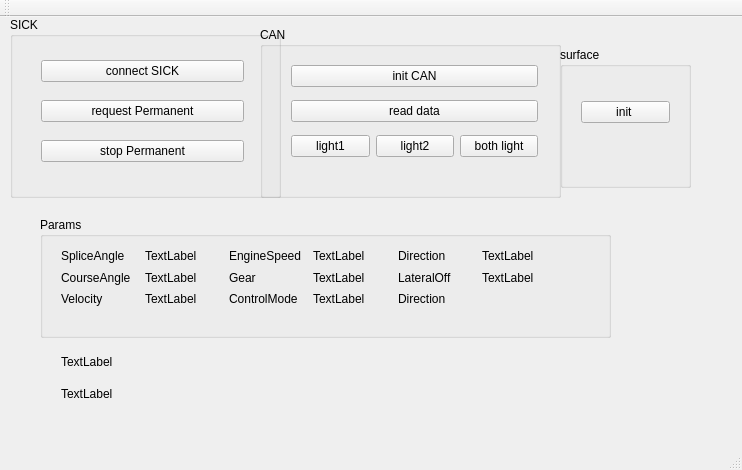
This is mainwindow.ui in wozaiqufu/cyjApp as Qt 5 draws it before an edit. The edited form follows.
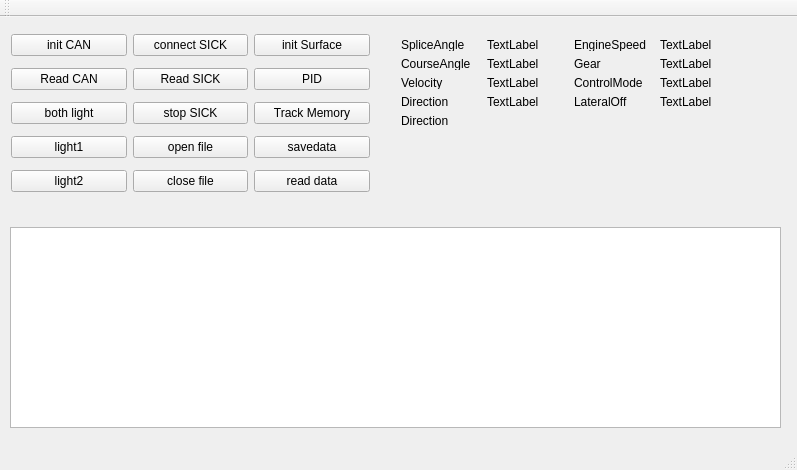
This is the edited form.

The edit to the form file:
```diff
--- a/mainwindow.ui
+++ b/mainwindow.ui
@@ -6,7 +6,7 @@
    <rect>
     <x>0</x>
     <y>0</y>
-    <width>742</width>
+    <width>797</width>
     <height>470</height>
    </rect>
   </property>
@@ -14,84 +14,93 @@
    <string>MainWindow</string>
   </property>
   <widget class="QWidget" name="centralWidget">
-   <widget class="QGroupBox" name="SICK">
+   <widget class="QTableWidget" name="tableWidget">
     <property name="geometry">
      <rect>
       <x>10</x>
+      <y>210</y>
+      <width>771</width>
+      <height>201</height>
+     </rect>
+    </property>
+   </widget>
+   <widget class="QWidget" name="gridLayoutWidget">
+    <property name="geometry">
+     <rect>
+      <x>0</x>
       <y>0</y>
-      <width>271</width>
-      <height>181</height>
+      <width>381</width>
+      <height>194</height>
      </rect>
     </property>
-    <property name="autoFillBackground">
-     <bool>false</bool>
-    </property>
-    <property name="title">
-     <string>SICK</string>
-    </property>
-    <property name="flat">
-     <bool>true</bool>
-    </property>
-    <widget class="QWidget" name="gridLayoutWidget_3">
-     <property name="geometry">
-      <rect>
-       <x>20</x>
-       <y>20</y>
-       <width>225</width>
-       <height>151</height>
-      </rect>
-     </property>
-     <layout class="QGridLayout" name="gridLayout_3">
-      <item row="1" column="0" colspan="2">
+    <layout class="QGridLayout" name="gridLayout">
+     <item row="1" column="2">
+      <widget class="QPushButton" name="pushButton_PID">
+       <property name="text">
+        <string>PID</string>
+       </property>
+      </widget>
+     </item>
+     <item row="1" column="1">
        <widget class="QPushButton" name="pushButton_3">
         <property name="text">
-         <string>request Permanent</string>
+        <string>Read SICK</string>
         </property>
        </widget>
       </item>
-      <item row="0" column="0" colspan="2">
+     <item row="1" column="0">
+      <widget class="QPushButton" name="pushButton_6">
+       <property name="text">
+        <string>Read CAN</string>
+       </property>
+      </widget>
+     </item>
+     <item row="0" column="0">
+      <widget class="QPushButton" name="pushButton_5">
+       <property name="text">
+        <string>init CAN</string>
+       </property>
+      </widget>
+     </item>
+     <item row="2" column="1">
+      <widget class="QPushButton" name="pushButton_4">
+       <property name="text">
+        <string>stop SICK</string>
+       </property>
+      </widget>
+     </item>
+     <item row="2" column="0">
+      <widget class="QPushButton" name="pushButton_bothLight">
+       <property name="text">
+        <string>both light</string>
+       </property>
+      </widget>
+     </item>
+     <item row="0" column="1">
        <widget class="QPushButton" name="pushButton">
         <property name="text">
          <string>connect SICK</string>
         </property>
        </widget>
       </item>
-      <item row="2" column="0" colspan="2">
-       <widget class="QPushButton" name="pushButton_4">
+     <item row="3" column="2">
+      <widget class="QPushButton" name="pushButton_savedata">
         <property name="text">
-         <string>stop Permanent</string>
+        <string>savedata</string>
         </property>
        </widget>
       </item>
-     </layout>
-    </widget>
-   </widget>
-   <widget class="QGroupBox" name="groupBox">
-    <property name="geometry">
-     <rect>
-      <x>260</x>
-      <y>10</y>
-      <width>301</width>
-      <height>171</height>
-     </rect>
-    </property>
-    <property name="title">
-     <string>CAN</string>
-    </property>
-    <widget class="QWidget" name="gridLayoutWidget">
-     <property name="geometry">
-      <rect>
-       <x>20</x>
-       <y>20</y>
-       <width>269</width>
-       <height>131</height>
-      </rect>
-     </property>
-     <layout class="QGridLayout" name="gridLayout">
+     <item row="0" column="2">
+      <widget class="QPushButton" name="pushButton_initSurface">
+       <property name="text">
+        <string>init Surface</string>
+       </property>
+      </widget>
+     </item>
       <item row="3" column="1">
-       <widget class="QPushButton" name="pushButton_light2">
+      <widget class="QPushButton" name="pushButton_openFile">
         <property name="text">
-         <string>light2</string>
+        <string>open file</string>
         </property>
        </widget>
       </item>
@@ -102,101 +111,46 @@
         </property>
        </widget>
       </item>
-      <item row="3" column="2">
-       <widget class="QPushButton" name="pushButton_bothLight">
+     <item row="2" column="2">
+      <widget class="QPushButton" name="pushButton_TrackMemory">
         <property name="text">
-         <string>both light</string>
+        <string>Track Memory</string>
         </property>
        </widget>
       </item>
-      <item row="2" column="0" colspan="3">
-       <widget class="QPushButton" name="pushButton_6">
+     <item row="4" column="2">
+      <widget class="QPushButton" name="pushButton_readData">
         <property name="text">
          <string>read data</string>
         </property>
        </widget>
       </item>
-      <item row="0" column="0" colspan="3">
-       <widget class="QPushButton" name="pushButton_5">
+     <item row="4" column="1">
+      <widget class="QPushButton" name="pushButton_closeFile">
         <property name="text">
-         <string>init CAN</string>
+        <string>close file</string>
+       </property>
+      </widget>
+     </item>
+     <item row="4" column="0">
+      <widget class="QPushButton" name="pushButton_light2">
+       <property name="text">
+        <string>light2</string>
         </property>
        </widget>
       </item>
      </layout>
     </widget>
-   </widget>
-   <widget class="QGroupBox" name="groupBox_2">
-    <property name="geometry">
-     <rect>
-      <x>40</x>
-      <y>200</y>
-      <width>571</width>
-      <height>121</height>
-     </rect>
-    </property>
-    <property name="title">
-     <string>Params</string>
-    </property>
     <widget class="QWidget" name="gridLayoutWidget_4">
      <property name="geometry">
       <rect>
-       <x>10</x>
-       <y>20</y>
-       <width>521</width>
-       <height>81</height>
+      <x>390</x>
+      <y>10</y>
+      <width>361</width>
+      <height>111</height>
       </rect>
      </property>
      <layout class="QGridLayout" name="gridLayout_4">
-      <item row="0" column="1">
-       <widget class="QLabel" name="label_spliceAngle">
-        <property name="text">
-         <string>TextLabel</string>
-        </property>
-       </widget>
-      </item>
-      <item row="2" column="0">
-       <widget class="QLabel" name="label_6">
-        <property name="text">
-         <string>Velocity</string>
-        </property>
-       </widget>
-      </item>
-      <item row="1" column="1">
-       <widget class="QLabel" name="label_courseAngle">
-        <property name="text">
-         <string>TextLabel</string>
-        </property>
-       </widget>
-      </item>
-      <item row="2" column="2">
-       <widget class="QLabel" name="label_10">
-        <property name="text">
-         <string>ControlMode</string>
-        </property>
-       </widget>
-      </item>
-      <item row="1" column="0">
-       <widget class="QLabel" name="label_3">
-        <property name="text">
-         <string>CourseAngle</string>
-        </property>
-       </widget>
-      </item>
-      <item row="0" column="0">
-       <widget class="QLabel" name="label">
-        <property name="text">
-         <string>SpliceAngle</string>
-        </property>
-       </widget>
-      </item>
-      <item row="0" column="4">
-       <widget class="QLabel" name="label_2">
-        <property name="text">
-         <string>Direction</string>
-        </property>
-       </widget>
-      </item>
       <item row="0" column="2">
        <widget class="QLabel" name="label_9">
         <property name="text">
@@ -204,20 +158,6 @@
         </property>
        </widget>
       </item>
-      <item row="1" column="2">
-       <widget class="QLabel" name="label_8">
-        <property name="text">
-         <string>Gear</string>
-        </property>
-       </widget>
-      </item>
-      <item row="2" column="3">
-       <widget class="QLabel" name="label_controlMode">
-        <property name="text">
-         <string>TextLabel</string>
-        </property>
-       </widget>
-      </item>
       <item row="0" column="3">
        <widget class="QLabel" name="label_engineSpeed">
         <property name="text">
@@ -232,100 +172,104 @@
         </property>
        </widget>
       </item>
-      <item row="2" column="1">
-       <widget class="QLabel" name="label_velocity">
+     <item row="2" column="3">
+      <widget class="QLabel" name="label_controlMode">
         <property name="text">
          <string>TextLabel</string>
         </property>
        </widget>
       </item>
-      <item row="0" column="5">
-       <widget class="QLabel" name="label_direction">
+     <item row="3" column="0">
+      <widget class="QLabel" name="label_2">
         <property name="text">
+        <string>Direction</string>
+       </property>
+      </widget>
+     </item>
+     <item row="0" column="0">
+      <widget class="QLabel" name="label">
+       <property name="text">
+        <string>SpliceAngle</string>
+       </property>
+      </widget>
+     </item>
+     <item row="0" column="1">
+      <widget class="QLabel" name="label_spliceAngle">
+       <property name="text">
          <string>TextLabel</string>
         </property>
        </widget>
       </item>
-      <item row="1" column="4">
+     <item row="3" column="2">
        <widget class="QLabel" name="label_4">
         <property name="text">
          <string>LateralOff</string>
         </property>
        </widget>
       </item>
-      <item row="2" column="4">
-       <widget class="QLabel" name="label_5">
-        <property name="text">
-         <string>Direction</string>
-        </property>
-       </widget>
-      </item>
-      <item row="1" column="5">
+     <item row="3" column="3">
        <widget class="QLabel" name="label_lateralOffset">
         <property name="text">
          <string>TextLabel</string>
         </property>
        </widget>
       </item>
-     </layout>
-    </widget>
-   </widget>
-   <widget class="QGroupBox" name="groupBox_3">
-    <property name="geometry">
-     <rect>
-      <x>560</x>
-      <y>30</y>
-      <width>131</width>
-      <height>141</height>
-     </rect>
-    </property>
-    <property name="title">
-     <string>surface</string>
-    </property>
-    <widget class="QWidget" name="gridLayoutWidget_2">
-     <property name="geometry">
-      <rect>
-       <x>10</x>
-       <y>30</y>
-       <width>111</width>
-       <height>71</height>
-      </rect>
-     </property>
-     <layout class="QGridLayout" name="gridLayout_2">
-      <item row="0" column="0">
-       <widget class="QPushButton" name="pushButton_initSurface">
+     <item row="2" column="1">
+      <widget class="QLabel" name="label_velocity">
         <property name="text">
-         <string>init </string>
+        <string>TextLabel</string>
         </property>
        </widget>
       </item>
-     </layout>
-    </widget>
-   </widget>
-   <widget class="QWidget" name="gridLayoutWidget_5">
-    <property name="geometry">
-     <rect>
-      <x>50</x>
-      <y>320</y>
-      <width>521</width>
-      <height>81</height>
-     </rect>
-    </property>
-    <layout class="QGridLayout" name="gridLayout_5">
+     <item row="1" column="1">
+      <widget class="QLabel" name="label_courseAngle">
+       <property name="text">
+        <string>TextLabel</string>
+       </property>
+      </widget>
+     </item>
      <item row="1" column="0">
-      <widget class="QLabel" name="label_CAN305">
+      <widget class="QLabel" name="label_3">
        <property name="text">
-        <string>TextLabel</string>
+        <string>CourseAngle</string>
        </property>
       </widget>
      </item>
-     <item row="0" column="0">
-      <widget class="QLabel" name="label_CAN304">
+     <item row="3" column="1">
+      <widget class="QLabel" name="label_direction">
        <property name="text">
         <string>TextLabel</string>
        </property>
       </widget>
      </item>
+     <item row="1" column="2">
+      <widget class="QLabel" name="label_8">
+       <property name="text">
+        <string>Gear</string>
+       </property>
+      </widget>
+     </item>
+     <item row="2" column="0">
+      <widget class="QLabel" name="label_6">
+       <property name="text">
+        <string>Velocity</string>
+       </property>
+      </widget>
+     </item>
+     <item row="2" column="2">
+      <widget class="QLabel" name="label_10">
+       <property name="text">
+        <string>ControlMode</string>
+       </property>
+      </widget>
+     </item>
+     <item row="4" column="0">
+      <widget class="QLabel" name="label_5">
+       <property name="text">
+        <string>Direction</string>
+       </property>
+      </widget>
+     </item>
     </layout>
    </widget>
   </widget>
@@ -334,7 +278,7 @@
     <rect>
      <x>0</x>
      <y>0</y>
-     <width>742</width>
+     <width>797</width>
      <height>25</height>
     </rect>
    </property>
```
Lines whose indentation alone changed are shown as unchanged.
